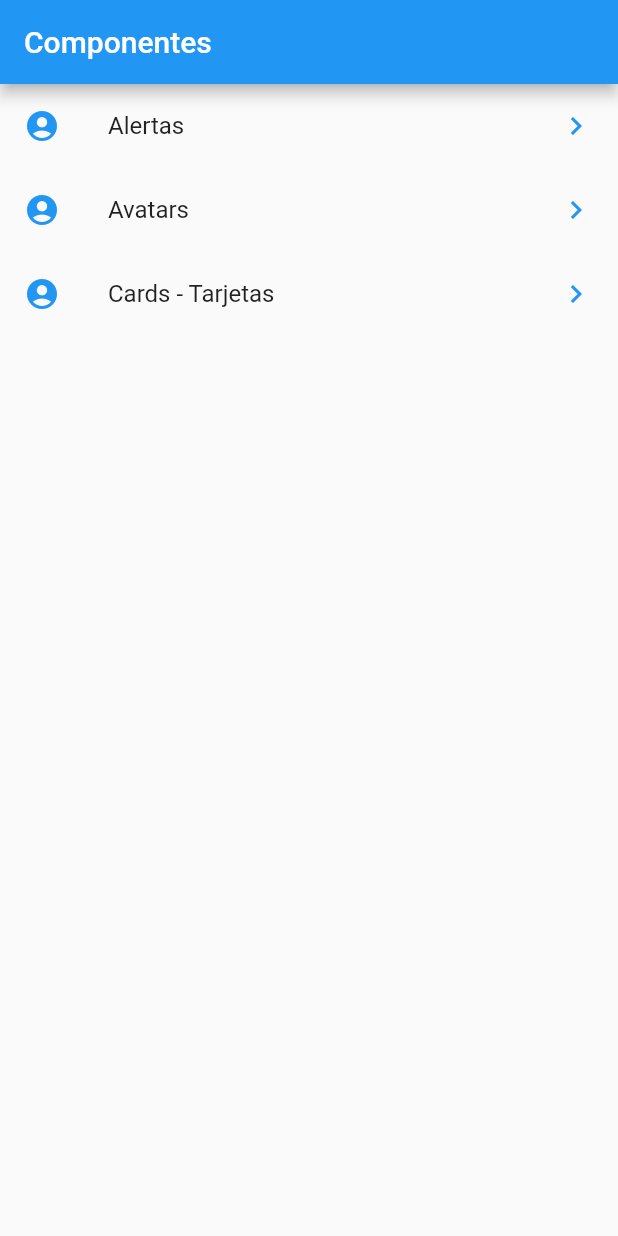
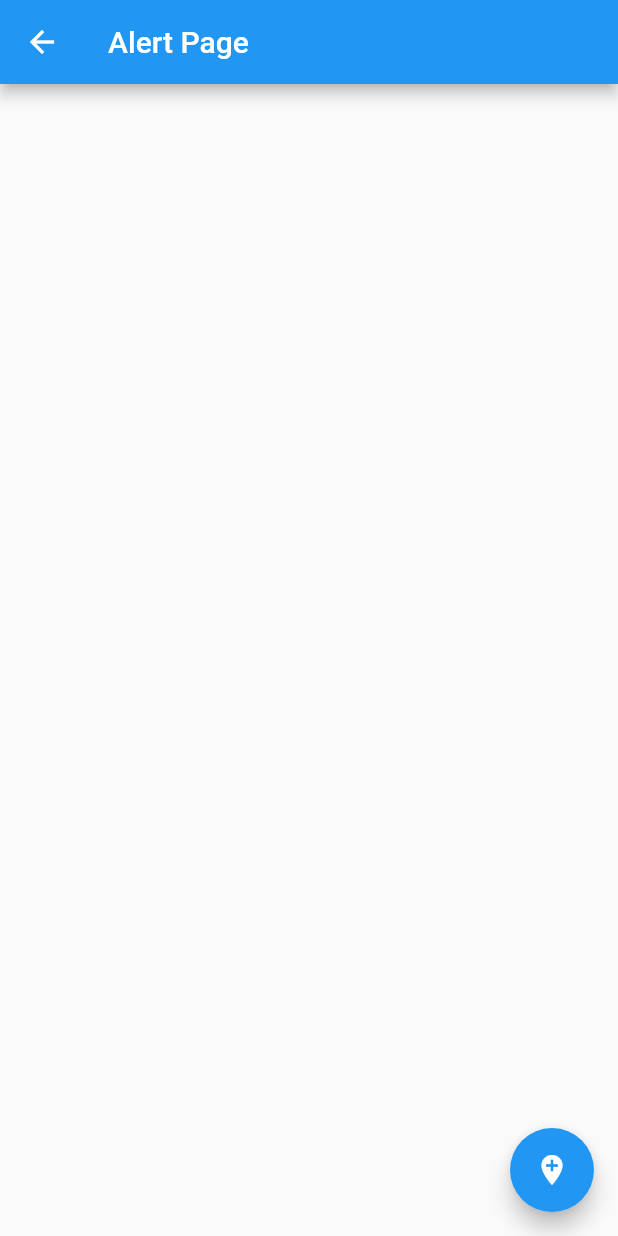
Before and after one commit to jaimetellezb/flutter-components, a Flutter app: the screen it shows after launch, after a tap on "Alertas", on a phone screen of 412 x 824 dp. Run offline on Flutter 3.47's test engine with Material 2 defaults, Android fonts, the phone set to English and light mode, and no system bars.

Commit message:
Navigator push para navegar entre pantallas
alternativa: https://pub.dev/packages/icons_helper

```diff
--- /dev/null
+++ b/lib/src/pages/alert_page.dart
@@ -0,0 +1,18 @@
+import 'package:flutter/material.dart';
+
+class AlertPage extends StatelessWidget {
+  @override
+  Widget build(BuildContext context) {
+    return Scaffold(
+      appBar: AppBar(
+        title: Text('Alert Page'),
+      ),
+      floatingActionButton: FloatingActionButton(
+        child: Icon(Icons.add_location),
+        onPressed: () {
+          Navigator.pop(context);
+        },
+      ),
+    );
+  }
+}
--- a/lib/src/pages/home_page.dart
+++ b/lib/src/pages/home_page.dart
@@ -1,4 +1,6 @@
-import 'package:components/src/pages/providers/menu_provider.dart';
+import 'package:components/src/pages/alert_page.dart';
+import 'package:components/src/providers/menu_provider.dart';
+import 'package:components/src/utils/icon_string_util.dart';
 import 'package:flutter/material.dart';
 
 class HomePage extends StatelessWidget {
@@ -22,7 +24,7 @@ class HomePage extends StatelessWidget {
     return FutureBuilder(
       builder: (context, AsyncSnapshot<List<dynamic>> snapshot) {
         return ListView(
-          children: _listItems(snapshot.data),
+          children: _listItems(snapshot.data, context),
         );
       }, // permite dibujar en la pantalla del dispositivo de acuerdo a future
       future: menuProvider.loadData(), // enlazada al future que queremos
@@ -34,21 +36,23 @@ class HomePage extends StatelessWidget {
     // );
   }
 
-  List<Widget> _listItems(List<dynamic> data) {
+  List<Widget> _listItems(List<dynamic> data, BuildContext context) {
     final List<Widget> options = [];
 
     data.forEach((opt) {
       final widgeTemp = ListTile(
         title: Text(opt['text']),
-        leading: Icon(
-          Icons.account_circle,
-          color: Colors.blue,
-        ),
+        leading: getIcon(opt['icon']),
         trailing: Icon(
           Icons.keyboard_arrow_right,
           color: Colors.blue,
         ),
-        onTap: () {},
+        onTap: () {
+          final route = MaterialPageRoute(
+            builder: (context) => AlertPage()
+          );
+          Navigator.push(context, route);
+        },
       );
       options.add(widgeTemp);
     });
--- /dev/null
+++ b/lib/src/utils/icon_string_util.dart
@@ -0,0 +1,15 @@
+
+
+
+
+import 'package:flutter/material.dart';
+
+final _icons = <String, IconData>{
+  'add_alert' : Icons.add_alert,
+  'accessibility': Icons.accessibility,
+  'folder_open': Icons.folder_open
+};
+
+Icon getIcon (String nameIcon) {
+  return Icon(_icons[nameIcon], color: Colors.blue,);
+}
```
Also changed, not shown: lib/src/pages/avatar_page.dart (added, +13 -0 lines), lib/src/providers/menu_provider.dart (renamed from lib/src/pages/providers/menu_provider.dart).
